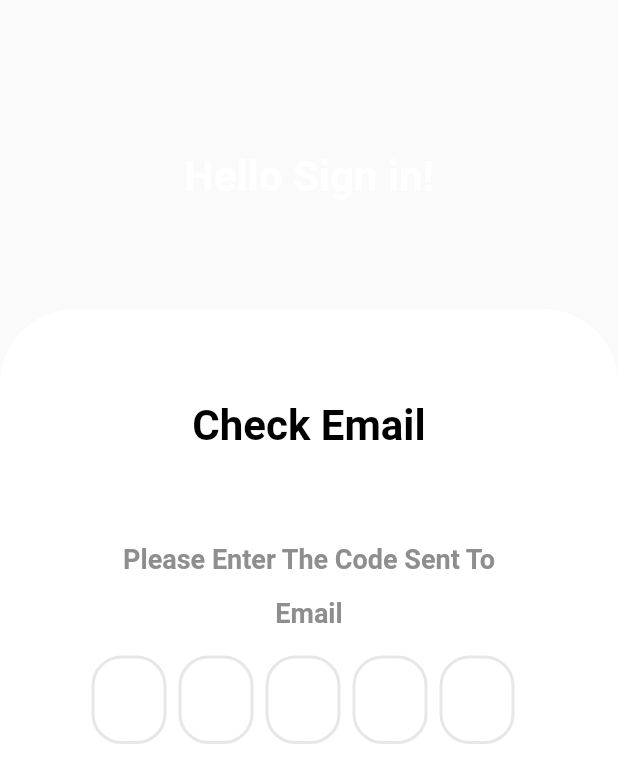
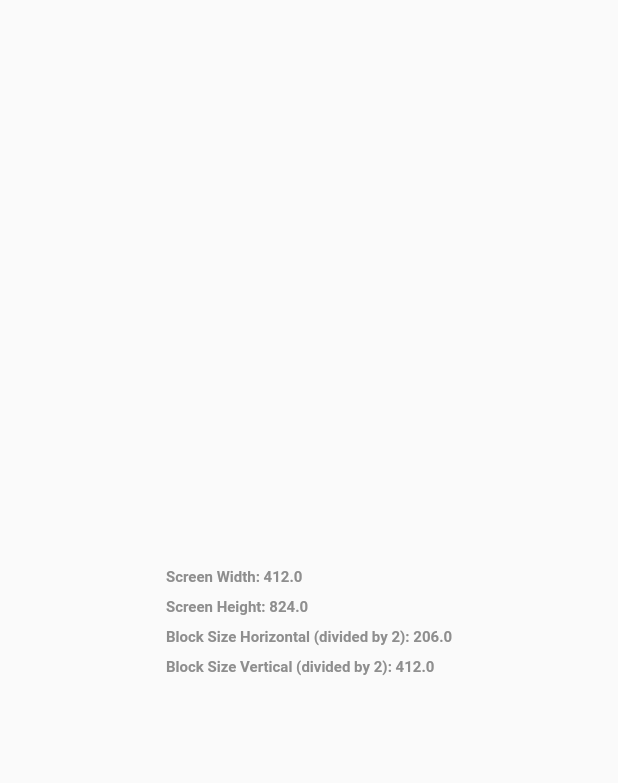
Before and after one commit to AhmadShloun/App_Ecommerce, a Flutter app: the TestView widget shown alone on an empty page, opened directly, on a phone screen of 412 x 824 dp. Shown: the top 783 px of the screen. Run offline on Flutter 3.47's test engine with Material 2 defaults, Android fonts, the phone set to English and light mode, and no system bars; drawn by our look-alikes of flutter_otp_text_field; our stand-ins replace dartz, firebase_core, firebase_messaging, flutter_svg, get, lottie and 1 more; accounts and stored records are empty; project files that could hold a hidden picture were left out.

Commit message:
Handel Code

```diff
--- a/lib/main.dart
+++ b/lib/main.dart
@@ -5,9 +5,11 @@ import 'package:ecommerce/core/localization/changelocal.dart';
 import 'package:ecommerce/core/localization/translation.dart';
 import 'package:ecommerce/core/services/services.dart';
 import 'package:ecommerce/routes.dart';
+import 'package:ecommerce/test_view.dart';
 import 'package:ecommerce/view/screen/auth/forgetpassword/success_resetpassword.dart';
 import 'package:ecommerce/view/screen/auth/forgetpassword/verfiycodeforgetpassword.dart';
 import 'package:ecommerce/view/screen/auth/login.dart';
+import 'package:ecommerce/view/screen/auth/success_signup.dart';
 import 'package:ecommerce/view/screen/language/language.dart';
 import 'package:flutter/material.dart';
 import 'package:get/get.dart';
@@ -35,7 +37,7 @@ class MyApp extends StatelessWidget {
       locale: controller.language,
       theme: controller.appTheme,
       initialBinding: InitialBinding(),
-      // home: const Language(),
+      // home: const SuccessSignUp(),
       getPages: routes,
     );
   }
--- /dev/null
+++ b/lib/mymediaquery.dart
@@ -0,0 +1,23 @@
+import 'package:flutter/widgets.dart';
+// double screenWidth = MyMediaQuery.screenWidth(context);
+// double screenHeight = MyMediaQuery.screenHeight(context);
+// double blockSizeHorizontal = MyMediaQuery.blockSizeHorizontal(context, dividedBy: 2);
+// double blockSizeVertical = MyMediaQuery.blockSizeVertical(context, dividedBy: 2);
+
+class MyMediaQuery {
+  static double screenWidth(BuildContext context) {
+    return MediaQuery.of(context).size.width;
+  }
+
+  static double screenHeight(BuildContext context) {
+    return MediaQuery.of(context).size.height;
+  }
+
+  static double blockSizeHorizontal(BuildContext context, {double dividedBy = 1}) {
+    return screenWidth(context) / dividedBy;
+  }
+
+  static double blockSizeVertical(BuildContext context, {double dividedBy = 1}) {
+    return screenHeight(context) / dividedBy;
+  }
+}
--- a/lib/routes.dart
+++ b/lib/routes.dart
@@ -9,34 +9,36 @@ import 'package:ecommerce/view/screen/auth/forgetpassword/success_resetpassword.
 import 'package:ecommerce/view/screen/auth/success_signup.dart';
 import 'package:ecommerce/view/screen/auth/forgetpassword/verfiycodeforgetpassword.dart';
 import 'package:ecommerce/view/screen/auth/verfiycodesignup.dart';
-import 'package:ecommerce/view/screen/home/home.dart';
 import 'package:ecommerce/view/screen/home/homescreen.dart';
 import 'package:ecommerce/view/screen/language/language.dart';
 import 'package:ecommerce/view/screen/onboarding/onboarding.dart';
 import 'package:ecommerce/view/screen/welcome_back.dart';
 import 'package:get/get.dart';
-List<GetPage<dynamic>>? routes=[
+
+List<GetPage<dynamic>>? routes = [
   // Language
-  GetPage(name:AppRoute.language , page: ()=> const Language(),middlewares: [
-    MyMiddleware()
-  ]),
+  GetPage(
+      name: AppRoute.language,
+      page: () => const Language(),
+      middlewares: [MyMiddleware()]),
   // GetPage(name:AppRoute.language , page: ()=> const TestView()),
 
   // OnBoarding
-  GetPage(name:AppRoute.onBoarding , page: ()=> const OnBoarding()),
+  GetPage(name: AppRoute.onBoarding, page: () => const OnBoarding()),
 
   //Auth
-  GetPage(name:AppRoute.welcome , page: ()=> const WelcomeBack()),
-  GetPage(name:AppRoute.login , page: ()=> const Login()),
-  GetPage(name:AppRoute.singUP , page: ()=> const SingUP()),
-  GetPage(name:AppRoute.forgetPassword , page: ()=> const ForgetPassword()),
-  GetPage(name:AppRoute.verfiyCode , page: ()=> const VerfiyCode()),
-  GetPage(name:AppRoute.resetPassword , page: ()=> const ResetPassword()),
-  GetPage(name:AppRoute.successResetPassword , page: ()=> const SuccessResetPassword()),
-  GetPage(name:AppRoute.successSingUp , page: ()=> const SuccessSignUp()),
-  GetPage(name:AppRoute.verfiyCodeSignUp , page: ()=> const VerfiyCodeSignUp()),
+  GetPage(name: AppRoute.welcome, page: () => const WelcomeBack()),
+  GetPage(name: AppRoute.login, page: () => const Login()),
+  GetPage(name: AppRoute.singUP, page: () => const SingUP()),
+  GetPage(name: AppRoute.forgetPassword, page: () => const ForgetPassword()),
+  GetPage(name: AppRoute.verfiyCode, page: () => const VerfiyCode()),
+  GetPage(name: AppRoute.resetPassword, page: () => const ResetPassword()),
+  GetPage(
+      name: AppRoute.successResetPassword,
+      page: () => const SuccessResetPassword()),
+  GetPage(name: AppRoute.successSingUp, page: () => const SuccessSignUp()),
+  GetPage(
+      name: AppRoute.verfiyCodeSignUp, page: () => const VerfiyCodeSignUp()),
 //  Home
-//   GetPage(name:AppRoute.homepage , page: ()=> const HomePage()),
-  GetPage(name:AppRoute.homepage , page: ()=> const HomeScreen()),
-
+  GetPage(name: AppRoute.homepage, page: () => const HomeScreen()),
 ];
--- a/lib/sizeconfig.dart
+++ /dev/null
@@ -1,23 +0,0 @@
-import 'package:flutter/material.dart';
-
-class SizeConfig {
-  static double screenWidth = 0;
-  static double screenHeight = 0;
-
-  void init(BoxConstraints constraints) {
-    screenWidth = constraints.maxWidth;
-    screenHeight = constraints.maxHeight;
-  }
-
-  // Get the height, proportionally to screen height
-  static double getScreenPropotionHeight(double actualHeight) {
-    // 812 is the artboard height that designer use
-    return (actualHeight / 900.0) * screenHeight;
-  }
-
-  // Get the width, proportionally to screen width
-  static double getScreenPropotionWidth(double actualWidth) {
-    // 375 is the artboard width that designer use
-    return (actualWidth / 375.0) * screenWidth;
-  }
-}
--- a/lib/test_view.dart
+++ b/lib/test_view.dart
@@ -1,87 +1,25 @@
-import 'package:ecommerce/controller/test_controller.dart';
-import 'package:ecommerce/core/class/handlingdataview.dart';
-import 'package:ecommerce/core/constant/color.dart';
-import 'package:ecommerce/view/widget/auth/custom_text_body_auth.dart';
-import 'package:ecommerce/view/widget/auth/custom_text_title_auth.dart';
+import 'package:ecommerce/mymediaquery.dart';
 import 'package:flutter/material.dart';
-import 'package:flutter/services.dart';
-import 'package:flutter_otp_text_field/flutter_otp_text_field.dart';
-import 'package:get/get.dart';
-
 class TestView extends StatelessWidget {
   const TestView({Key? key}) : super(key: key);
 
   @override
   Widget build(BuildContext context) {
-    return Scaffold(
-      body: Container(
-        // padding: const EdgeInsets.symmetric(vertical: 15, horizontal: 30),
-        // decoration: const BoxDecoration(
-        //   gradient: LinearGradient(
-        //     begin: Alignment.centerLeft,
-        //     end: Alignment.centerRight,
-        //     tileMode: TileMode.repeated,
-        //     colors: [
-        //       AppColor.gradientOne,
-        //       AppColor.gradientTow,
-        //     ],
-        //   ),
-        // ),
-        child: Column(
-          crossAxisAlignment: CrossAxisAlignment.start,
-          children: [
-            Expanded(
-              flex: 1,
-              child: Container(
-                padding:
-                    const EdgeInsets.symmetric(vertical: 30, horizontal: 1),
-                // alignment: Alignment.center,
-                color: AppColor.transparent,
-                child: CustomTextTitleAuth(
-                    text: "3".tr, textColor: AppColor.white),
-              ),
-            ),
-            Expanded(
-              flex: 3,
-              child: Container(
-                padding:
-                    const EdgeInsets.symmetric(vertical: 1, horizontal: 30),
-                decoration: const BoxDecoration(
-                  color: AppColor.white,
-                  borderRadius: BorderRadius.only(
-                    topLeft: Radius.circular(50),
-                    topRight: Radius.circular(50),
-                  ),
-                ),
-                child: ListView(
-                  children: [
-                    CustomTextTitleAuth(text: "34".tr),
-                    const SizedBox(height: 20),
-                    CustomTextBodyAuth(text: "37".tr),
-                    const SizedBox(height: 15),
-                    OtpTextField(
-                      fieldWidth: 50,
-                      borderRadius: BorderRadius.circular(20),
-                      numberOfFields: 5,
-                      borderColor: Colors.amber,
+    double screenWidth = MyMediaQuery.screenWidth(context);
+    double screenHeight = MyMediaQuery.screenHeight(context);
+    double blockSizeHorizontal = MyMediaQuery.blockSizeHorizontal(context, dividedBy: 2);
+    double blockSizeVertical = MyMediaQuery.blockSizeVertical(context, dividedBy: 2);
 
-                      //set to true to show as box or false to show as dash
-                      showFieldAsBox: true,
-                      //runs when a code is typed in
-                      onCodeChanged: (String code) {
-                        //handle validation or checks here
-                      },
-                      //runs when every textfield is filled
-                      onSubmit: (String verificationCode) {
-                        // controller.checkCode(verificationCode);
-                      }, // end onSubmit
-                    ),
-                    const SizedBox(height: 30),
-                  ],
-                ),
-              ),
-            ),
-          ],
+    // Now you can use these values in your widget's layout or logic
+    return SizedBox(
+      width: screenWidth,
+      height: screenHeight,
+      child: Center(
+        child: Text(
+          'Screen Width: $screenWidth\nScreen Height: $screenHeight\n'
+              'Block Size Horizontal (divided by 2): $blockSizeHorizontal\n'
+              'Block Size Vertical (divided by 2): $blockSizeVertical',
+          style: TextStyle(fontSize: 10),
         ),
       ),
     );
--- a/lib/view/screen/home/home.dart
+++ b/lib/view/screen/home/home.dart
@@ -1,6 +1,7 @@
 import 'package:ecommerce/controller/home_controller.dart';
 import 'package:ecommerce/core/class/handlingdataview.dart';
 import 'package:ecommerce/core/constant/color.dart';
+import 'package:ecommerce/mymediaquery.dart';
 import 'package:ecommerce/view/widget/home/custom_title_body_home.dart';
 import 'package:ecommerce/view/widget/home/custom_appbar_home.dart';
 import 'package:ecommerce/view/widget/home/custom_title_appbar_home.dart';
@@ -15,6 +16,9 @@ class HomePage extends StatelessWidget {
 
   @override
   Widget build(BuildContext context) {
+    double screenWidth = MyMediaQuery.screenWidth(context);
+    double screenHeight = MyMediaQuery.screenHeight(context);
+
     Get.put(HomeControllerImp());
     return GetBuilder<HomeControllerImp>(
       builder: (controller) => HandlingDataView(
--- a/lib/view/screen/language/language.dart
+++ b/lib/view/screen/language/language.dart
@@ -4,7 +4,7 @@ import 'package:ecommerce/core/constant/routes.dart';
 import 'package:ecommerce/core/functions/alertexitapp.dart';
 import 'package:ecommerce/core/functions/over_layout_style.dart';
 import 'package:ecommerce/core/localization/changelocal.dart';
-import 'package:ecommerce/view/widget/language/custombuttonlang.dart';
+import 'package:ecommerce/view/widget/language/custom_button_lang.dart';
 import 'package:flutter/material.dart';
 import 'package:get/get.dart';
 
--- a/lib/view/screen/onboarding/onboarding.dart
+++ b/lib/view/screen/onboarding/onboarding.dart
@@ -1,9 +1,9 @@
 import 'package:ecommerce/controller/onboardingcontroller.dart';
 import 'package:ecommerce/core/constant/color.dart';
 import 'package:ecommerce/core/functions/alertexitapp.dart';
-import 'package:ecommerce/view/widget/onboarding/custombutton.dart';
-import 'package:ecommerce/view/widget/onboarding/customslider.dart';
-import 'package:ecommerce/view/widget/onboarding/dotcontroller.dart';
+import 'package:ecommerce/view/widget/onboarding/custom_button_onboarding.dart';
+import 'package:ecommerce/view/widget/onboarding/custom_slider_onboarding.dart';
+import 'package:ecommerce/view/widget/onboarding/dot_controller_onboarding.dart';
 import 'package:flutter/material.dart';
 import 'package:get/get.dart';
 
```
Also changed, not shown: lib/view/widget/language/custom_button_lang.dart (renamed from lib/view/widget/language/custombuttonlang.dart), lib/view/widget/onboarding/custom_button_onboarding.dart (renamed from lib/view/widget/onboarding/custombutton.dart), lib/view/widget/onboarding/custom_slider_onboarding.dart (renamed from lib/view/widget/onboarding/customslider.dart), lib/view/widget/onboarding/dot_controller_onboarding.dart (renamed from lib/view/widget/onboarding/dotcontroller.dart).
